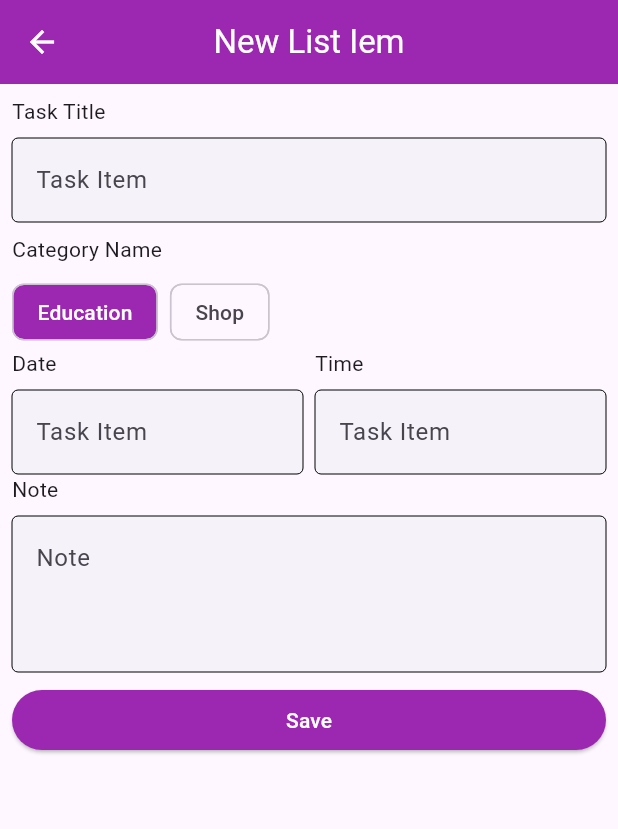
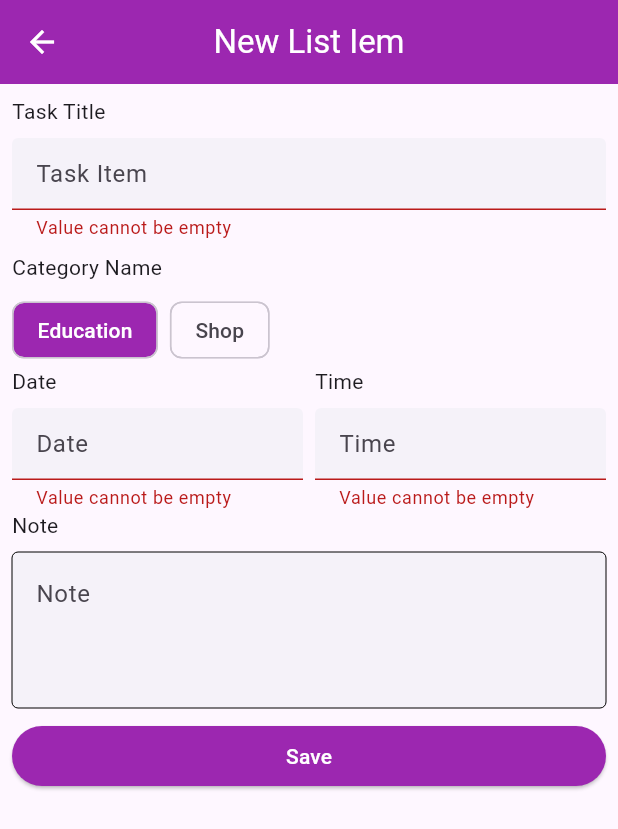
Before and after one commit to sonuPrasas010/Flutter-day-1, a Flutter app: the NewItem screen opened directly, after a tap on "Save", on a phone screen of 412 x 824 dp. Shown: the top 829 px of the screen. Run offline on Flutter 3.47's test engine with Material 3 defaults, Android fonts, the phone set to English and light mode, and no system bars.

Commit message:
some chanes

```diff
--- a/lib/new_item.dart
+++ b/lib/new_item.dart
@@ -2,11 +2,43 @@ import 'package:demo/components/text_title.dart';
 import 'package:demo/home_screen.dart';
 import 'package:flutter/material.dart';
 
-class NewItem extends StatelessWidget {
+class NewItem extends StatefulWidget {
+  final title = "aff";
   const NewItem({super.key});
 
   @override
+  State<NewItem> createState() => _NewItemState();
+}
+
+class _NewItemState extends State<NewItem> {
+  late TextEditingController taskTitle;
+  late TextEditingController date;
+  late TextEditingController time;
+  late TextEditingController note;
+
+  @override
+  void initState() {
+    taskTitle = TextEditingController();
+    date = TextEditingController();
+    time = TextEditingController();
+    note = TextEditingController();
+    super.initState();
+  }
+
+  @override
+  void dispose() {
+    taskTitle.dispose();
+    date.dispose();
+    time.dispose();
+    note.dispose();
+    super.dispose();
+  }
+
+  final formKey = GlobalKey<FormState>();
+  @override
   Widget build(BuildContext context) {
+    // object = null;
+    // object.neb.data;
     return Scaffold(
       appBar: AppBar(
         title: Text("New List Iem"),
@@ -14,7 +46,9 @@ class NewItem extends StatelessWidget {
         backgroundColor: Colors.purple,
         centerTitle: true,
       ),
-      body: Padding(
+      body: Form(
+        key: formKey,
+        child: Padding(
           padding: EdgeInsets.all(8),
           child: SingleChildScrollView(
             child: Column(
@@ -22,6 +56,12 @@ class NewItem extends StatelessWidget {
               children: [
                 TextTitle("Task Title"),
                 TextFormField(
+                  controller: taskTitle,
+                  validator: (value) {
+                    if (value == null) return "Invalid value";
+                    if (value.trim().isEmpty) return "Value cannot be empty";
+                    null;
+                  },
                   decoration: InputDecoration(
                     fillColor: Color(0XFFF5F2F9),
                     filled: true,
@@ -62,10 +102,17 @@ class NewItem extends StatelessWidget {
                         SizedBox(
                           width: (MediaQuery.of(context).size.width / 2) - 12,
                           child: TextFormField(
+                            validator: (value) {
+                              if (value == null) return "Invalid value";
+                              if (value.trim().isEmpty)
+                                return "Value cannot be empty";
+                              return null;
+                            },
+                            controller: date,
                             decoration: InputDecoration(
                               fillColor: Color(0XFFF5F2F9),
                               filled: true,
-                            hintText: "Task Item",
+                              hintText: "Date",
                               focusedBorder: formBorder(true),
                               enabledBorder: formBorder(false),
                             ),
@@ -92,10 +139,17 @@ class NewItem extends StatelessWidget {
                         SizedBox(
                           width: (MediaQuery.of(context).size.width / 2) - 12,
                           child: TextFormField(
+                            validator: (value) {
+                              if (value == null) return "Invalid value";
+                              if (value.trim().isEmpty)
+                                return "Value cannot be empty";
+                              return null;
+                            },
+                            controller: time,
                             decoration: InputDecoration(
                               fillColor: Color(0XFFF5F2F9),
                               filled: true,
-                            hintText: "Task Item",
+                              hintText: "Time",
                               focusedBorder: formBorder(true),
                               enabledBorder: formBorder(false),
                             ),
@@ -107,6 +161,7 @@ class NewItem extends StatelessWidget {
                 ),
                 TextTitle("Note"),
                 TextFormField(
+                  controller: note,
                   maxLines: 3,
                   decoration: InputDecoration(
                     fillColor: Color(0XFFF5F2F9),
@@ -122,7 +177,9 @@ class NewItem extends StatelessWidget {
                 SizedBox(
                   width: double.infinity,
                   child: ElevatedButton(
-                  onPressed: () {},
+                    onPressed: () {
+                      formKey.currentState!.validate();
+                    },
                     child: Text(
                       "Save",
                       style: TextStyle(
@@ -136,6 +193,7 @@ class NewItem extends StatelessWidget {
                   ),
                 ),
               ],
+            ),
           ),
         ),
       ),
```
Also changed, not shown: lib/home_screen.dart (+40 -4 lines). Lines whose indentation alone changed are shown as unchanged.
